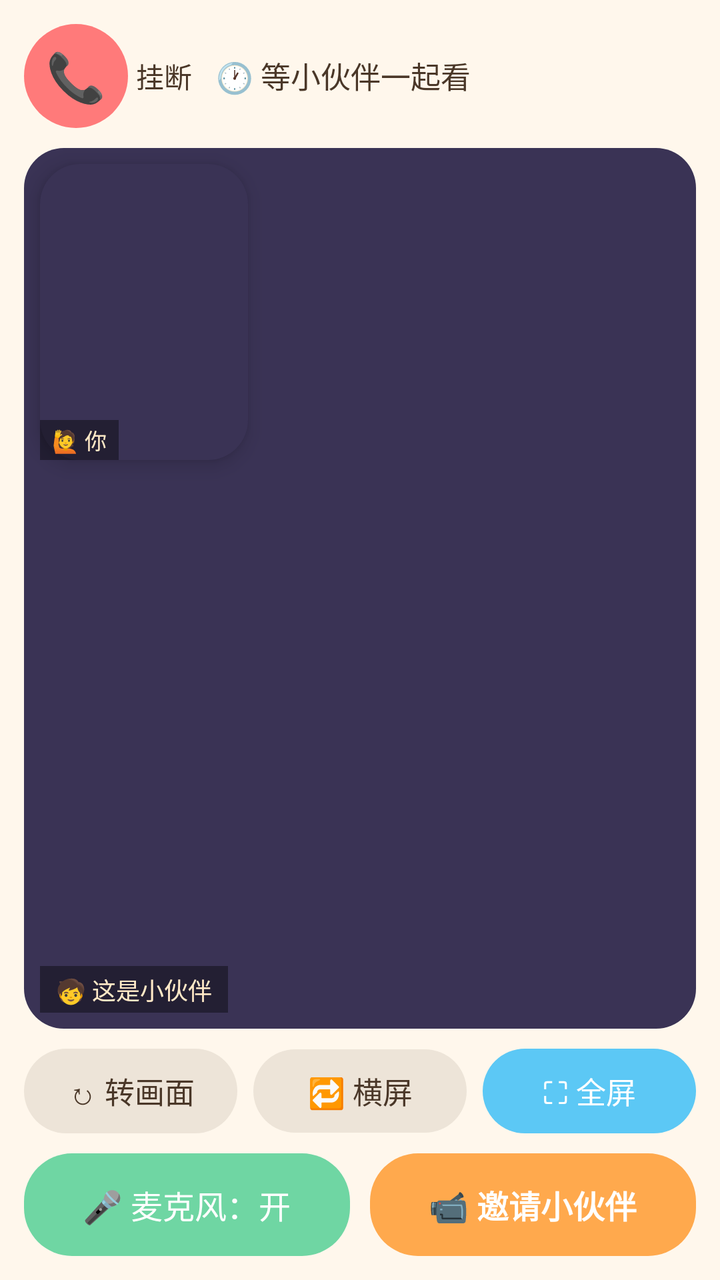
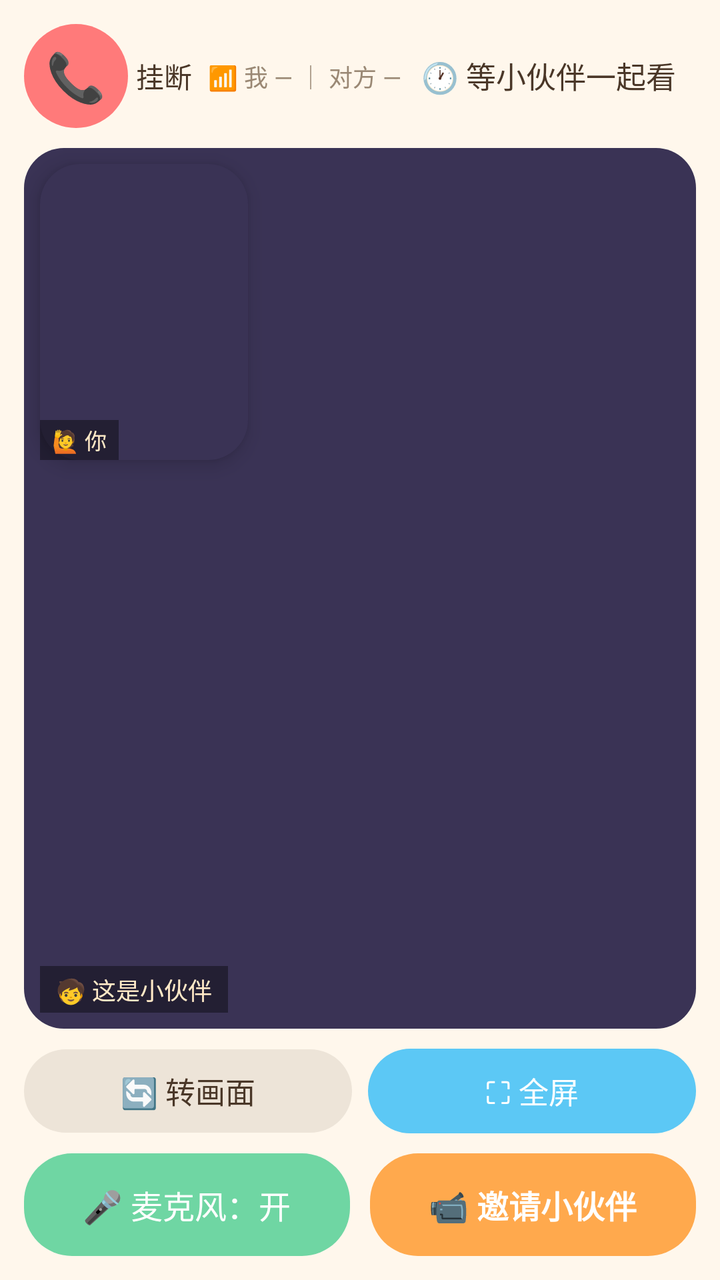

An Android layout rendered at two revisions. The XML below is the earlier revision; the diff shows what the commit changed to produce the second picture.
<!-- AndroidManifest.xml: application theme Theme.KidsTalk -->
<!-- res/layout/activity_video.xml -->
<?xml version="1.0" encoding="utf-8"?>
<FrameLayout xmlns:android="http://schemas.android.com/apk/res/android"
    android:id="@+id/videoRoot"
    android:layout_width="match_parent"
    android:layout_height="match_parent"
    android:background="#000000">

    <LinearLayout
        android:id="@+id/videoContent"
        android:orientation="vertical"
        android:padding="12dp"
        android:background="@color/kids_bg"
        android:layout_width="match_parent"
        android:layout_height="match_parent">

        <LinearLayout
            android:id="@+id/videoTopBar"
            android:orientation="horizontal"
            android:gravity="center_vertical"
            android:layout_width="match_parent"
            android:layout_height="wrap_content">

            <FrameLayout
                android:id="@+id/btnVideoBack"
                android:clickable="true"
                android:focusable="true"
                android:foreground="@drawable/ripple_light"
                android:background="@drawable/shape_circle_red"
                android:layout_width="52dp"
                android:layout_height="52dp">

                <TextView
                    android:text="📞"
                    android:textSize="24sp"
                    android:layout_gravity="center"
                    android:layout_width="wrap_content"
                    android:layout_height="wrap_content" />
            </FrameLayout>

            <TextView
                android:text="挂断"
                android:textSize="14sp"
                android:textColor="@color/kids_text"
                android:layout_marginStart="4dp"
                android:layout_width="wrap_content"
                android:layout_height="wrap_content" />

            <TextView
                android:id="@+id/tvVideoStatus"
                android:text="🕐 等小伙伴一起看"
                android:textSize="15sp"
                android:textColor="@color/kids_text"
                android:layout_marginStart="12dp"
                android:layout_width="match_parent"
                android:layout_height="wrap_content" />
        </LinearLayout>

        
        <FrameLayout
            android:id="@+id/videoStage"
            android:layout_width="match_parent"
            android:layout_height="0dp"
            android:layout_weight="1"
            android:layout_marginTop="10dp"
            android:background="@drawable/shape_screen">

            <TextureView
                android:id="@+id/remoteView"
                android:layout_width="match_parent"
                android:layout_height="match_parent"
                android:layout_gravity="center" />

            <TextView
                android:id="@+id/tvRemoteTag"
                android:text="🧒 这是小伙伴"
                android:textSize="12sp"
                android:textColor="#FFE9C7"
                android:background="#66000000"
                android:paddingHorizontal="8dp"
                android:paddingVertical="3dp"
                android:layout_gravity="bottom|start"
                android:layout_margin="8dp"
                android:layout_width="wrap_content"
                android:layout_height="wrap_content" />

            <FrameLayout
                android:id="@+id/localCard"
                android:layout_width="104dp"
                android:layout_height="148dp"
                android:layout_gravity="top|start"
                android:layout_margin="8dp"
                android:background="@drawable/shape_screen"
                android:elevation="6dp">

                <TextureView
                    android:id="@+id/localPreview"
                    android:layout_width="match_parent"
                    android:layout_height="match_parent"
                    android:layout_gravity="center" />

                <TextView
                    android:text="🙋 你"
                    android:textSize="11sp"
                    android:textColor="#FFE9C7"
                    android:background="#66000000"
                    android:paddingHorizontal="6dp"
                    android:paddingVertical="2dp"
                    android:layout_gravity="bottom|start"
                    android:layout_width="wrap_content"
                    android:layout_height="wrap_content" />
            </FrameLayout>
        </FrameLayout>

        
        <LinearLayout
            android:id="@+id/videoToolBar"
            android:orientation="horizontal"
            android:gravity="center"
            android:layout_marginTop="10dp"
            android:layout_width="match_parent"
            android:layout_height="wrap_content">

            <TextView
                android:id="@+id/btnRotate"
                android:text="↻ 转画面"
                android:textSize="15sp"
                android:textColor="@color/kids_text"
                android:background="@drawable/shape_pill_gray"
                android:gravity="center"
                android:clickable="true"
                android:focusable="true"
                android:paddingVertical="10dp"
                android:layout_width="0dp"
                android:layout_weight="1"
                android:layout_height="wrap_content" />

            <TextView
                android:id="@+id/btnOrientation"
                android:text="🔁 横屏"
                android:textSize="15sp"
                android:textColor="@color/kids_text"
                android:background="@drawable/shape_pill_gray"
                android:gravity="center"
                android:clickable="true"
                android:focusable="true"
                android:paddingVertical="10dp"
                android:layout_marginStart="8dp"
                android:layout_width="0dp"
                android:layout_weight="1"
                android:layout_height="wrap_content" />

            <TextView
                android:id="@+id/btnFullscreen"
                android:text="⛶ 全屏"
                android:textSize="15sp"
                android:textColor="#FFFFFF"
                android:background="@drawable/shape_pill_blue"
                android:gravity="center"
                android:clickable="true"
                android:focusable="true"
                android:paddingVertical="10dp"
                android:layout_marginStart="8dp"
                android:layout_width="0dp"
                android:layout_weight="1"
                android:layout_height="wrap_content" />
        </LinearLayout>

        
        <LinearLayout
            android:id="@+id/videoBottomBar"
            android:orientation="horizontal"
            android:gravity="center"
            android:layout_marginTop="10dp"
            android:layout_width="match_parent"
            android:layout_height="wrap_content">

            <TextView
                android:id="@+id/btnMic"
                android:text="🎤 麦克风：开"
                android:textSize="16sp"
                android:textColor="#FFFFFF"
                android:background="@drawable/shape_pill_green"
                android:gravity="center"
                android:clickable="true"
                android:focusable="true"
                android:paddingVertical="14dp"
                android:layout_width="0dp"
                android:layout_weight="1"
                android:layout_height="wrap_content" />

            <TextView
                android:id="@+id/btnInvite"
                android:text="📹 邀请小伙伴"
                android:textSize="16sp"
                android:textStyle="bold"
                android:textColor="#FFFFFF"
                android:background="@drawable/shape_pill_orange"
                android:gravity="center"
                android:clickable="true"
                android:focusable="true"
                android:paddingVertical="14dp"
                android:layout_marginStart="10dp"
                android:layout_width="0dp"
                android:layout_weight="1"
                android:layout_height="wrap_content" />
        </LinearLayout>
    </LinearLayout>
</FrameLayout>
<!-- resources referenced by this layout -->
<resources>
  <color name="kids_bg">#FFF7EC</color>
  <color name="kids_text">#4A3728</color>
  <!-- drawable ripple_light (drawable) -->
  <?xml version="1.0" encoding="utf-8"?>
  <ripple xmlns:android="http://schemas.android.com/apk/res/android"
      android:color="#59FFFFFF" />
  <!-- drawable shape_circle_red (drawable) -->
  <?xml version="1.0" encoding="utf-8"?>
  <shape xmlns:android="http://schemas.android.com/apk/res/android" android:shape="oval">
      <solid android:color="#FF7A7A" />
  </shape>
  <!-- drawable shape_pill_blue (drawable) -->
  <?xml version="1.0" encoding="utf-8"?>
  <shape xmlns:android="http://schemas.android.com/apk/res/android" android:shape="rectangle">
      <solid android:color="#5CC8F5" />
      <corners android:radius="28dp" />
  </shape>
  <!-- drawable shape_pill_gray (drawable) -->
  <?xml version="1.0" encoding="utf-8"?>
  <shape xmlns:android="http://schemas.android.com/apk/res/android" android:shape="rectangle">
      <solid android:color="#EDE4D8" />
      <corners android:radius="24dp" />
  </shape>
  <!-- drawable shape_pill_green (drawable) -->
  <?xml version="1.0" encoding="utf-8"?>
  <shape xmlns:android="http://schemas.android.com/apk/res/android" android:shape="rectangle">
      <solid android:color="#6FD6A3" />
      <corners android:radius="24dp" />
  </shape>
  <!-- drawable shape_pill_orange (drawable) -->
  <?xml version="1.0" encoding="utf-8"?>
  <shape xmlns:android="http://schemas.android.com/apk/res/android" android:shape="rectangle">
      <solid android:color="#FFA94D" />
      <corners android:radius="24dp" />
  </shape>
  <!-- drawable shape_screen (drawable) -->
  <?xml version="1.0" encoding="utf-8"?>
  <shape xmlns:android="http://schemas.android.com/apk/res/android" android:shape="rectangle">
      <solid android:color="#3A3355" />
      <corners android:radius="20dp" />
  </shape>
  <style name="Theme.KidsTalk" parent="Theme.Material3.Light.NoActionBar">
          <item name="colorPrimary">@color/c_pink</item>
          <item name="colorPrimaryDark">@color/c_orange_dark</item>
          <item name="colorAccent">@color/c_orange</item>
          <item name="android:colorBackground">@color/kids_bg</item>
          <item name="android:windowBackground">@color/kids_bg</item>
          <item name="android:textColorPrimary">@color/kids_text</item>
          <item name="android:textColorSecondary">@color/kids_text_sub</item>
          <item name="android:statusBarColor">@color/kids_cream</item>
          <item name="android:windowLightStatusBar">true</item>
      </style>
  <color name="c_pink">#FF8FB1</color>
  <color name="c_orange_dark">#F08A24</color>
  <color name="c_orange">#FFA94D</color>
  <color name="kids_text_sub">#9A8874</color>
  <color name="kids_cream">#FFF0D2</color>
</resources>

<!-- the commit's change to res/layout/activity_video.xml (unified diff, before → after) -->
@@ -46,12 +46,22 @@
                 android:layout_height="wrap_content" />
 
             <TextView
+                android:id="@+id/tvLink"
+                android:text="📶 我 — ｜ 对方 —"
+                android:textSize="12sp"
+                android:textColor="@color/kids_text_sub"
+                android:layout_marginStart="8dp"
+                android:layout_width="wrap_content"
+                android:layout_height="wrap_content" />
+
+            <TextView
                 android:id="@+id/tvVideoStatus"
                 android:text="🕐 等小伙伴一起看"
                 android:textSize="15sp"
                 android:textColor="@color/kids_text"
-                android:layout_marginStart="12dp"
-                android:layout_width="match_parent"
+                android:layout_marginStart="10dp"
+                android:layout_width="0dp"
+                android:layout_weight="1"
                 android:layout_height="wrap_content" />
         </LinearLayout>
 
@@ -122,7 +132,7 @@
 
             <TextView
                 android:id="@+id/btnRotate"
-                android:text="↻ 转画面"
+                android:text="🔄 转画面"
                 android:textSize="15sp"
                 android:textColor="@color/kids_text"
                 android:background="@drawable/shape_pill_gray"
@@ -130,21 +140,6 @@
                 android:clickable="true"
                 android:focusable="true"
                 android:paddingVertical="10dp"
-                android:layout_width="0dp"
-                android:layout_weight="1"
-                android:layout_height="wrap_content" />
-
-            <TextView
-                android:id="@+id/btnOrientation"
-                android:text="🔁 横屏"
-                android:textSize="15sp"
-                android:textColor="@color/kids_text"
-                android:background="@drawable/shape_pill_gray"
-                android:gravity="center"
-                android:clickable="true"
-                android:focusable="true"
-                android:paddingVertical="10dp"
-                android:layout_marginStart="8dp"
                 android:layout_width="0dp"
                 android:layout_weight="1"
                 android:layout_height="wrap_content" />
